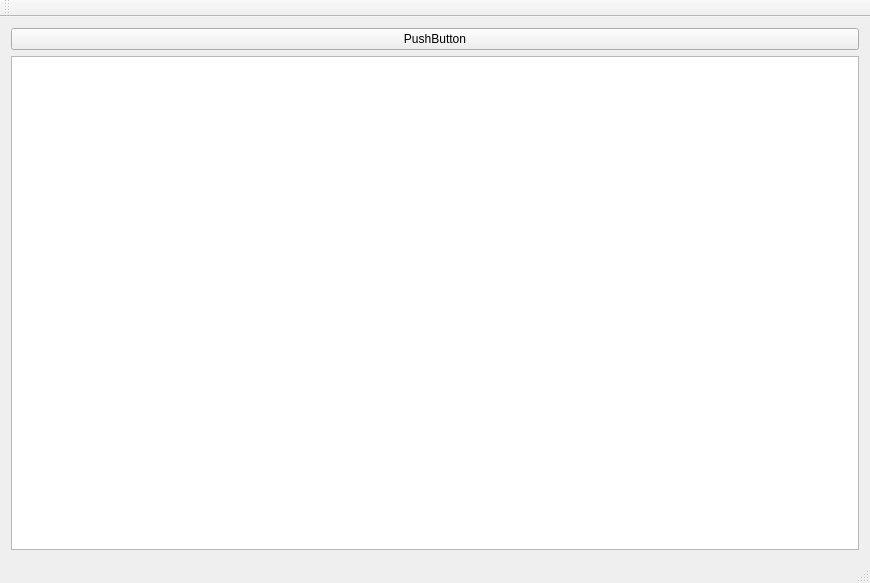
The window that mainwindow.ui (dridk/QBarManager) describes before a commit, drawn with Qt 5.
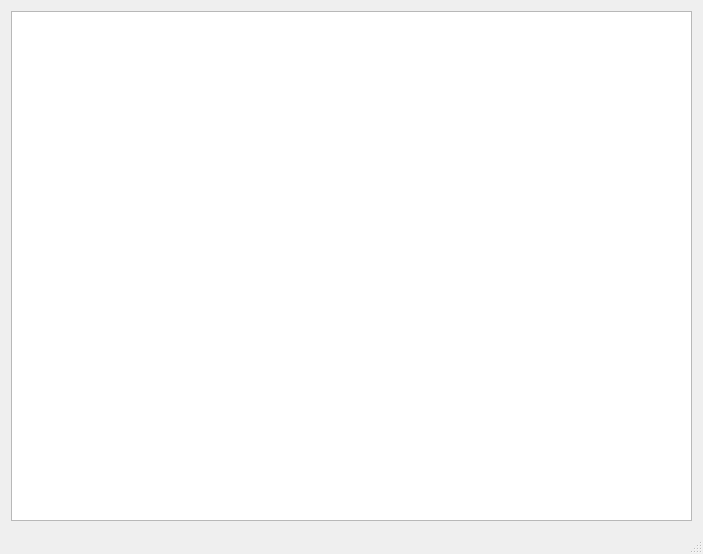
The same window after the commit.

Commit message: Make load of ListDeviceInfo avaible

```diff
--- a/mainwindow.ui
+++ b/mainwindow.ui
@@ -6,8 +6,8 @@
    <rect>
     <x>0</x>
     <y>0</y>
-    <width>870</width>
-    <height>583</height>
+    <width>703</width>
+    <height>554</height>
    </rect>
   </property>
   <property name="windowTitle">
@@ -16,14 +16,7 @@
   <widget class="QWidget" name="centralWidget">
    <layout class="QVBoxLayout" name="verticalLayout">
     <item>
-     <widget class="QPushButton" name="pushButton">
-      <property name="text">
-       <string>PushButton</string>
-      </property>
-     </widget>
-    </item>
-    <item>
-     <widget class="QPlainTextEdit" name="plainTextEdit"/>
+     <widget class="QListView" name="listView"/>
     </item>
    </layout>
   </widget>
@@ -37,14 +30,6 @@
     </rect>
    </property>
   </widget>
-  <widget class="QToolBar" name="mainToolBar">
-   <attribute name="toolBarArea">
-    <enum>TopToolBarArea</enum>
-   </attribute>
-   <attribute name="toolBarBreak">
-    <bool>false</bool>
-   </attribute>
-  </widget>
   <widget class="QStatusBar" name="statusBar"/>
  </widget>
  <layoutdefault spacing="6" margin="11"/>
```
Left out of the diff: 2 changed lines with no effect on the pictures. The commit also changes 5 other files.
